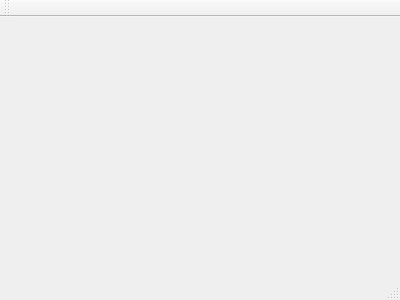
First picture: the form in gui1/mainwindow.ui, repository victord1971/gui, before the edit.
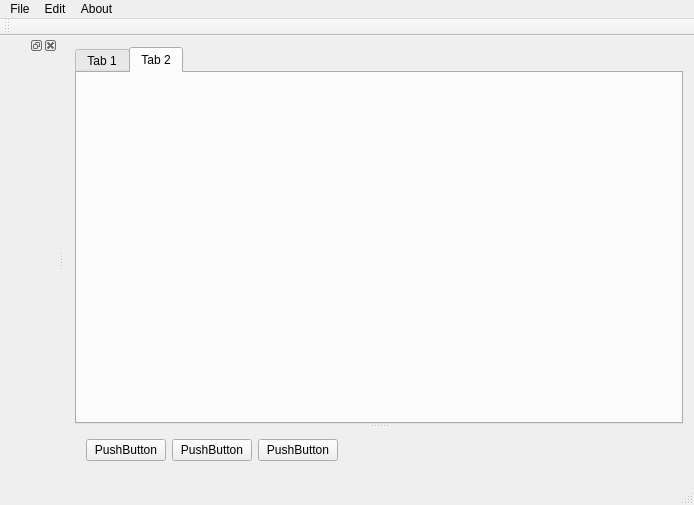
Second picture: the form after the edit.

```diff
--- a/gui1/mainwindow.ui
+++ b/gui1/mainwindow.ui
@@ -1,24 +1,134 @@
 <ui version="4.0">
  <class>MainWindow</class>
- <widget class="QMainWindow" name="MainWindow" >
-  <property name="geometry" >
+ <widget class="QMainWindow" name="MainWindow">
+  <property name="geometry">
    <rect>
     <x>0</x>
     <y>0</y>
-    <width>400</width>
-    <height>300</height>
+    <width>694</width>
+    <height>505</height>
    </rect>
   </property>
   <property name="windowTitle" >
    <string>MainWindow</string>
   </property>
-  <widget class="QMenuBar" name="menuBar" />
-  <widget class="QToolBar" name="mainToolBar" />
-  <widget class="QWidget" name="centralWidget" />
-  <widget class="QStatusBar" name="statusBar" />
+  <widget class="QWidget" name="centralWidget">
+   <layout class="QHBoxLayout" name="horizontalLayout_2">
+    <item>
+     <widget class="QSplitter" name="splitter">
+      <property name="orientation">
+       <enum>Qt::Vertical</enum>
+      </property>
+      <widget class="QTabWidget" name="tabWidget">
+       <property name="sizePolicy">
+        <sizepolicy hsizetype="Maximum" vsizetype="Maximum">
+         <horstretch>0</horstretch>
+         <verstretch>109</verstretch>
+        </sizepolicy>
+       </property>
+       <property name="currentIndex">
+        <number>1</number>
+       </property>
+       <widget class="QWidget" name="tab">
+        <attribute name="title">
+         <string>Tab 1</string>
+        </attribute>
+       </widget>
+       <widget class="QWidget" name="tab_2">
+        <attribute name="title">
+         <string>Tab 2</string>
+        </attribute>
+       </widget>
+      </widget>
+      <widget class="QWidget" name="">
+       <layout class="QHBoxLayout" name="horizontalLayout">
+        <item>
+         <widget class="QPushButton" name="pushButton">
+          <property name="text">
+           <string>PushButton</string>
+          </property>
+         </widget>
+        </item>
+        <item>
+         <widget class="QPushButton" name="pushButton_2">
+          <property name="text">
+           <string>PushButton</string>
+          </property>
+         </widget>
+        </item>
+        <item>
+         <widget class="QPushButton" name="pushButton_3">
+          <property name="text">
+           <string>PushButton</string>
+          </property>
+         </widget>
+        </item>
+        <item>
+         <spacer name="horizontalSpacer">
+          <property name="orientation">
+           <enum>Qt::Horizontal</enum>
+          </property>
+          <property name="sizeHint" stdset="0">
+           <size>
+            <width>40</width>
+            <height>20</height>
+           </size>
+          </property>
+         </spacer>
+        </item>
+       </layout>
+      </widget>
+     </widget>
+    </item>
+   </layout>
+  </widget>
+  <widget class="QMenuBar" name="menuBar">
+   <property name="geometry">
+    <rect>
+     <x>0</x>
+     <y>0</y>
+     <width>694</width>
+     <height>18</height>
+    </rect>
+   </property>
+   <widget class="QMenu" name="menuFile">
+    <property name="title">
+     <string>File</string>
+    </property>
+   </widget>
+   <widget class="QMenu" name="menuEdit">
+    <property name="title">
+     <string>Edit</string>
+    </property>
+   </widget>
+   <widget class="QMenu" name="menuAbout">
+    <property name="title">
+     <string>About</string>
+    </property>
+   </widget>
+   <addaction name="menuFile"/>
+   <addaction name="menuEdit"/>
+   <addaction name="menuAbout"/>
+  </widget>
+  <widget class="QToolBar" name="mainToolBar">
+   <attribute name="toolBarArea">
+    <enum>TopToolBarArea</enum>
+   </attribute>
+   <attribute name="toolBarBreak">
+    <bool>false</bool>
+   </attribute>
+  </widget>
+  <widget class="QStatusBar" name="statusBar"/>
+  <widget class="QDockWidget" name="dockWidget">
+   <attribute name="dockWidgetArea">
+    <number>1</number>
+   </attribute>
+   <widget class="QWidget" name="dockWidgetContents">
+    <zorder>treeWidget</zorder>
+   </widget>
+  </widget>
  </widget>
- <layoutDefault spacing="6" margin="11" />
- <pixmapfunction></pixmapfunction>
+ <layoutdefault spacing="6" margin="11"/>
  <resources/>
  <connections/>
 </ui>
```
Left out of the diff: 3 changed lines with no effect on the pictures.
